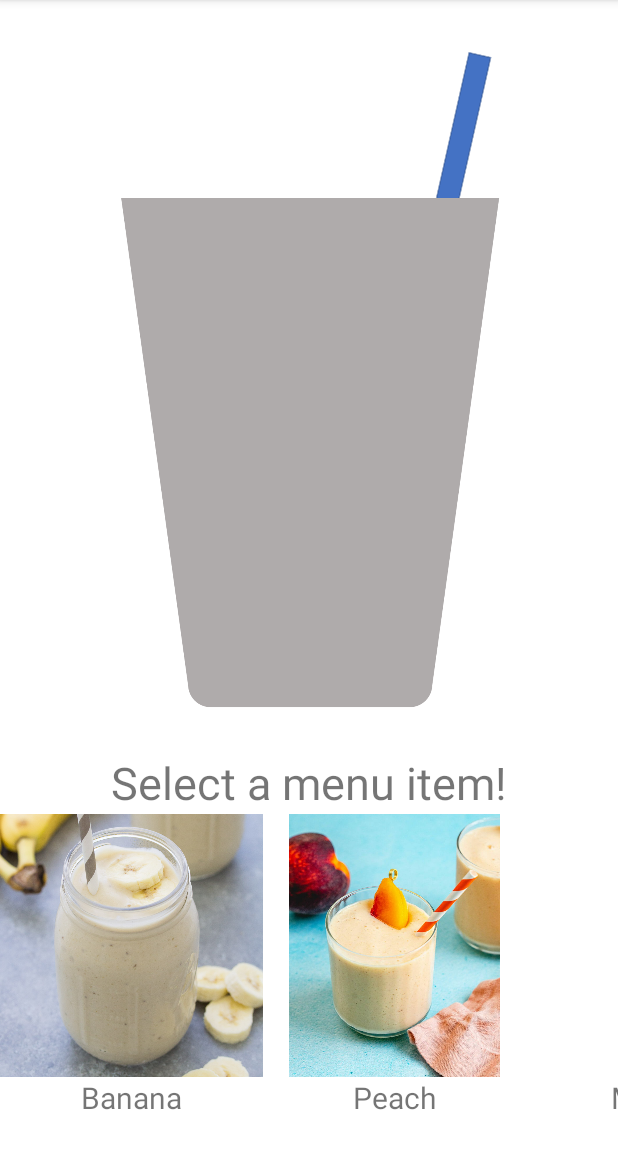
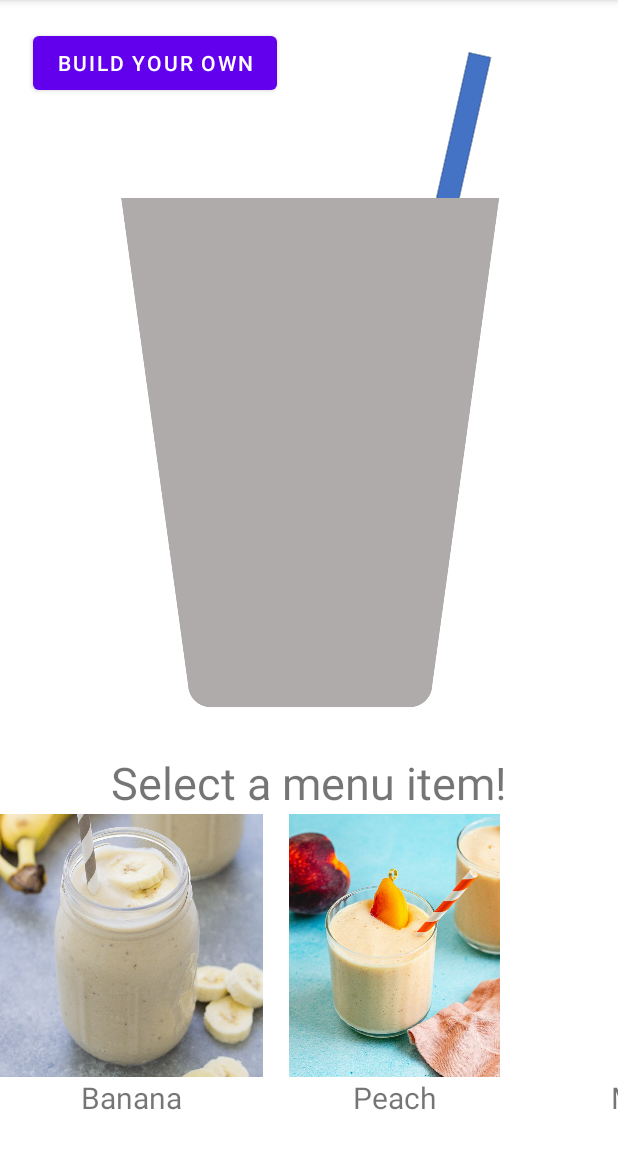
Before and after one commit to ETS-Android2/smell-kiosk, an Android app: the screen it shows after launch (MainActivity), on a phone screen of 412 x 824 dp, the part 84-1236 px from its top. Run offline under Robolectric (Android 15) with nearby library versions, the phone set to English and light mode, and no system bars; libraries missing offline, so code that uses them is left out: com.synnapps.carouselview.

Commit message:
added additional activity

```diff
--- a/android studio/app/src/main/AndroidManifest.xml
+++ b/android studio/app/src/main/AndroidManifest.xml
@@ -24,6 +24,7 @@
                 <category android:name="android.intent.category.LAUNCHER" />
             </intent-filter>
         </activity>
+        <activity android:name=".IndividualFlavorActivity"></activity>
         <service
             android:name=".BluetoothService"
             android:exported="true" />
--- a/android studio/app/src/main/java/com/example/smellarduino/BluetoothService.java
+++ b/android studio/app/src/main/java/com/example/smellarduino/BluetoothService.java
@@ -176,7 +176,9 @@ public class BluetoothService extends Service {
 
     void closeBT() throws IOException {
         stopWorker = true;
-        mmOutputStream.close();
+        if (mmOutputStream!=null) {
+            mmOutputStream.close();
+        }
         mmInputStream.close();
         mmSocket.close();
         Log.v(TAG, "Bluetooth Closed");
--- a/android studio/app/src/main/java/com/example/smellarduino/MainActivity.java
+++ b/android studio/app/src/main/java/com/example/smellarduino/MainActivity.java
@@ -5,6 +5,7 @@ import androidx.constraintlayout.widget.ConstraintLayout;
 
 import android.content.Intent;
 import android.os.Bundle;
+import android.util.Log;
 import android.view.LayoutInflater;
 import android.view.View;
 import android.view.ViewGroup;
@@ -25,6 +26,7 @@ public class MainActivity extends AppCompatActivity {
     private ImageView bigImage;
     private TextView bigText;
     private ArrayList<MenuItem> menuItems = new ArrayList<>();
+    private Button activityButton;
 
     @Override
     protected void onCreate(Bundle savedInstanceState) {
@@ -38,10 +40,10 @@ public class MainActivity extends AppCompatActivity {
         bigImage = this.findViewById(R.id.BigImage);
         bigText = this.findViewById(R.id.BigText);
 
-        menuItems.add(new MenuItem("Banana", "banana", "A0"));
-        menuItems.add(new MenuItem("Peach", "peach", "A0"));
-        menuItems.add(new MenuItem("Mango", "mango", "A0"));
-        menuItems.add(new MenuItem("Pineapple", "pineapple", "A0"));
+        menuItems.add(new MenuItem("Banana", "banana", "D1"));
+        menuItems.add(new MenuItem("Peach", "peach", "D0"));
+        menuItems.add(new MenuItem("Mango", "mango", "D1"));
+        menuItems.add(new MenuItem("Pineapple", "pineapple", "D0"));
         menuItems.add(new MenuItem("Strawberry", "strawberry", "A0"));
         menuItems.add(new MenuItem("Orange", "orange", "A0"));
         menuItems.add(new MenuItem("Banana Mango", "banana_mango", "A0"));
@@ -71,6 +73,18 @@ public class MainActivity extends AppCompatActivity {
             });
 
             menuLayout.addView(childLayout);
+
+            activityButton = findViewById(R.id.activityButton);
+            activityButton.setOnClickListener(new View.OnClickListener() {
+                @Override
+                public void onClick(View view) {
+                    Intent smellIntent = new Intent(getApplicationContext(), BluetoothService.class);
+                    smellIntent.putExtra("fanControl", "A0B0C0D0E0F0");
+                    startService(smellIntent);
+                    Intent intent = new Intent(MainActivity.this, IndividualFlavorActivity.class);
+                    startActivity(intent);
+                }
+            });
         }
     }
 }
--- a/android studio/app/src/main/res/layout/activity_main.xml
+++ b/android studio/app/src/main/res/layout/activity_main.xml
@@ -41,4 +41,14 @@
         app:layout_constraintEnd_toEndOf="parent"
         app:layout_constraintStart_toStartOf="parent"
         app:layout_constraintTop_toBottomOf="@+id/BigImage" />
+
+    <Button
+        android:id="@+id/activityButton"
+        android:layout_width="wrap_content"
+        android:layout_height="wrap_content"
+        android:layout_marginStart="22dp"
+        android:layout_marginTop="18dp"
+        android:text="Build Your Own"
+        app:layout_constraintStart_toStartOf="parent"
+        app:layout_constraintTop_toTopOf="parent" />
 </androidx.constraintlayout.widget.ConstraintLayout>
```
Also changed, not shown: android studio/app/src/main/java/com/example/smellarduino/IndividualFlavorActivity.java (added, +96 -0 lines), android studio/app/src/main/res/layout/individual_flavor_activity.xml (added, +85 -0 lines).
